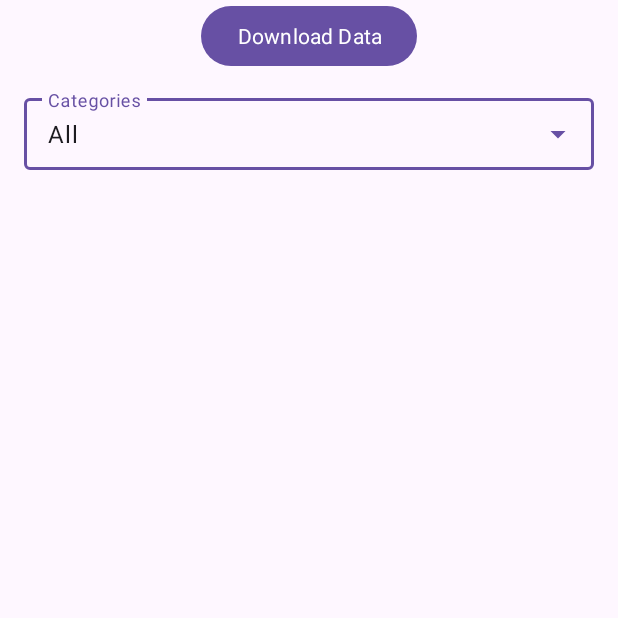
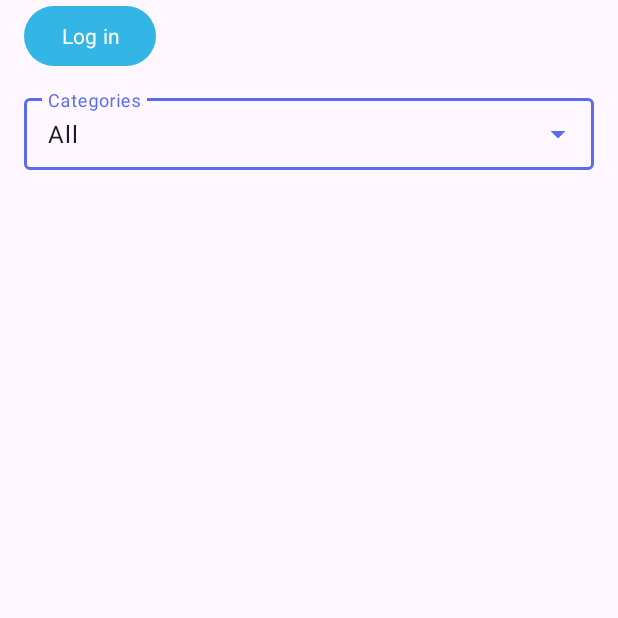
Before and after one commit to anjo2057/testforandriod, an Android app: the screen it shows after launch (MainActivity), on a phone screen of 412 x 824 dp, the top half of it. Run offline under Robolectric (Android 15) with nearby library versions, the phone set to English and light mode, and no system bars; libraries missing offline, so code that uses them is left out: org.json.simple; 7 statements that could not run were skipped.

Commit message:
added create form and edit/delete buttons
Neither the form or the edit/delete buttons do any actions

```diff
--- a/app/src/main/AndroidManifest.xml
+++ b/app/src/main/AndroidManifest.xml
@@ -27,6 +27,9 @@
         <activity
             android:name=".ArticleActivity"
             android:exported="false" />
+        <activity
+            android:name=".CreateArticleActivity"
+            android:exported="false" />
     </application>
 
 </manifest>
--- a/app/src/main/java/com/example/testingand/MainActivity.java
+++ b/app/src/main/java/com/example/testingand/MainActivity.java
@@ -32,7 +32,11 @@ public class MainActivity extends AppCompatActivity {
     private final ArrayList<Article> visibleArticles = new ArrayList<>();
 
     private ListView listView;
-    private Button downloadButton;
+    private Button loginButton;
+
+    private Button createButton;
+
+    private boolean isLoggedIn = false;
 
     private TextInputLayout categoriesLayout;
     private AutoCompleteTextView categoriesDropdown;
@@ -56,7 +60,8 @@ public class MainActivity extends AppCompatActivity {
         setContentView(R.layout.fragment_first);
 
         listView = findViewById(R.id.listView);
-        downloadButton = findViewById(R.id.downloadButton);
+        loginButton = findViewById(R.id.loginButton);
+        createButton = findViewById(R.id.createButton);
         categoriesLayout = findViewById(R.id.categoriesLayout);
         categoriesDropdown = findViewById(R.id.categoriesDropdown);
 
@@ -70,9 +75,14 @@ public class MainActivity extends AppCompatActivity {
             startActivity(intent);
         });
 
-        downloadButton.setOnClickListener(v -> {
-            setLoading(true);
-            downloadArticles();
+        loginButton.setOnClickListener(v -> {
+            isLoggedIn = !isLoggedIn;
+            updateUiForLoginState();
+        });
+
+        createButton.setOnClickListener(v -> {
+            Intent intent = new Intent(MainActivity.this, CreateArticleActivity.class);
+            startActivity(intent);
         });
 
         //Dropdown innehåll
@@ -91,6 +101,20 @@ public class MainActivity extends AppCompatActivity {
         });
 
         applyFilter("All");
+        updateUiForLoginState();
+    }
+
+    private void updateUiForLoginState() {
+        if (isLoggedIn) {
+            loginButton.setText("Log out");
+            createButton.setVisibility(View.VISIBLE);
+        } else {
+            loginButton.setText("Log in");
+            createButton.setVisibility(View.GONE);
+        }
+        if (adapter != null) {
+            adapter.setLoggedIn(isLoggedIn);
+        }
     }
 
     @Override
@@ -153,7 +177,11 @@ public class MainActivity extends AppCompatActivity {
     }
 
     private void setLoading(boolean loading) {
-        downloadButton.setEnabled(!loading);
-        downloadButton.setText(loading ? "Loading..." : "Download Data");
+        loginButton.setEnabled(!loading);
+        if (loading) {
+            loginButton.setText("Loading...");
+        } else {
+            loginButton.setText(isLoggedIn ? "Log out" : "Log in");
+        }
     }
 }
--- /dev/null
+++ b/app/src/main/res/color/button_color.xml
@@ -0,0 +1,11 @@
+<?xml version="1.0" encoding="utf-8"?>
+<selector xmlns:android="http://schemas.android.com/apk/res/android">
+    <!--When Button is not enabled -->
+    <item android:state_enabled="false" android:color="#b6b7b5" />
+    <!--When Button is in pressed state -->
+    <item android:state_pressed="true" android:color="#22a540" />
+    <!--When Button is in selected state -->
+    <item android:state_selected="true" android:color="#fabcff" />
+    <!--Default Background Color -->
+    <item android:color="@android:color/holo_blue_light" />
+</selector>
--- a/app/src/main/res/layout/fragment_first.xml
+++ b/app/src/main/res/layout/fragment_first.xml
@@ -3,14 +3,6 @@
     xmlns:app="http://schemas.android.com/apk/res-auto"
     android:layout_width="match_parent"
     android:layout_height="match_parent">
-
-    <Button
-        android:id="@+id/downloadButton"
-        android:layout_width="wrap_content"
-        android:layout_height="wrap_content"
-        android:layout_alignParentTop="true"
-        android:layout_centerHorizontal="true"
-        android:text="Download Data" />
 
     <!-- Categories -->
     <com.google.android.material.textfield.TextInputLayout
@@ -18,7 +10,7 @@
         style="@style/Widget.Material3.TextInputLayout.OutlinedBox.ExposedDropdownMenu"
         android:layout_width="match_parent"
         android:layout_height="wrap_content"
-        android:layout_below="@id/downloadButton"
+        android:layout_below="@id/loginButton"
         android:layout_marginStart="16dp"
         android:layout_marginEnd="16dp"
         android:layout_marginTop="12dp">
@@ -40,4 +32,22 @@
         android:divider="@android:color/transparent"
         android:dividerHeight="8dp" />
 
+    <Button
+        android:id="@+id/loginButton"
+        android:layout_width="wrap_content"
+        android:layout_height="wrap_content"
+        android:layout_marginStart="16dp"
+        android:layout_marginEnd="16dp"
+        app:backgroundTint="@color/button_color"
+        android:text="Log in" />
+
+    <Button
+        android:id="@+id/createButton"
+        android:layout_width="wrap_content"
+        android:layout_height="wrap_content"
+        android:layout_toRightOf="@id/loginButton"
+        android:layout_marginEnd="16dp"
+        app:backgroundTint="@color/button_color"
+        android:text="Create new article" />
+
 </RelativeLayout>
--- a/app/src/main/res/values/themes.xml
+++ b/app/src/main/res/values/themes.xml
@@ -4,6 +4,10 @@
         <!-- Customize your light theme here. -->
         <!-- <item name="colorPrimary">@color/my_light_primary</item> -->
         <item name="android:fontFamily">@font/outfit</item>
+        <item name="colorPrimary">#5A6CEA</item>
+        <item name="colorSecondary">#00B3A6</item>
+        <item name="android:statusBarColor">?attr/colorPrimary</item>
+
     </style>
 
         <style name="Theme.TestingAnd" parent="Theme.Material3.DayNight.NoActionBar"/>
```
Also changed, not shown: app/src/main/java/com/example/testingand/ArticleAdapter.java (+32 -60 lines), app/src/main/java/com/example/testingand/CreateArticleActivity.java (added, +38 -0 lines), app/src/main/res/color/button_text_color.xml (added, +9 -0 lines), app/src/main/res/layout/create_article_form.xml (added, +132 -0 lines), app/src/main/res/layout/list_item_article.xml (+55 -31 lines).
